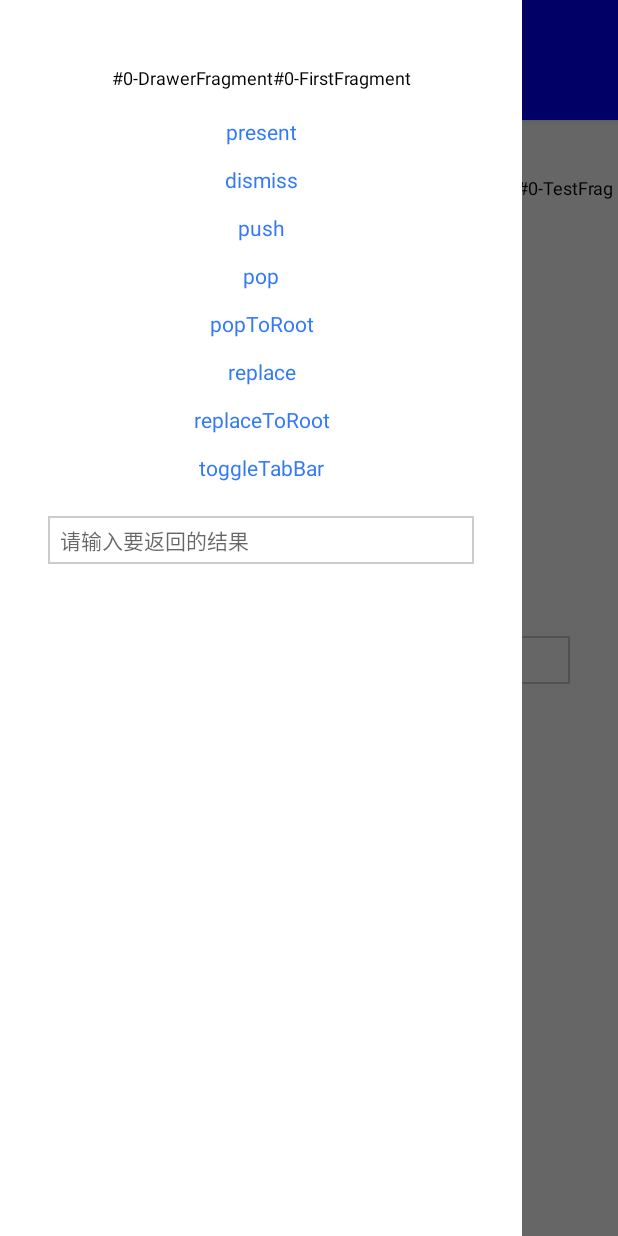
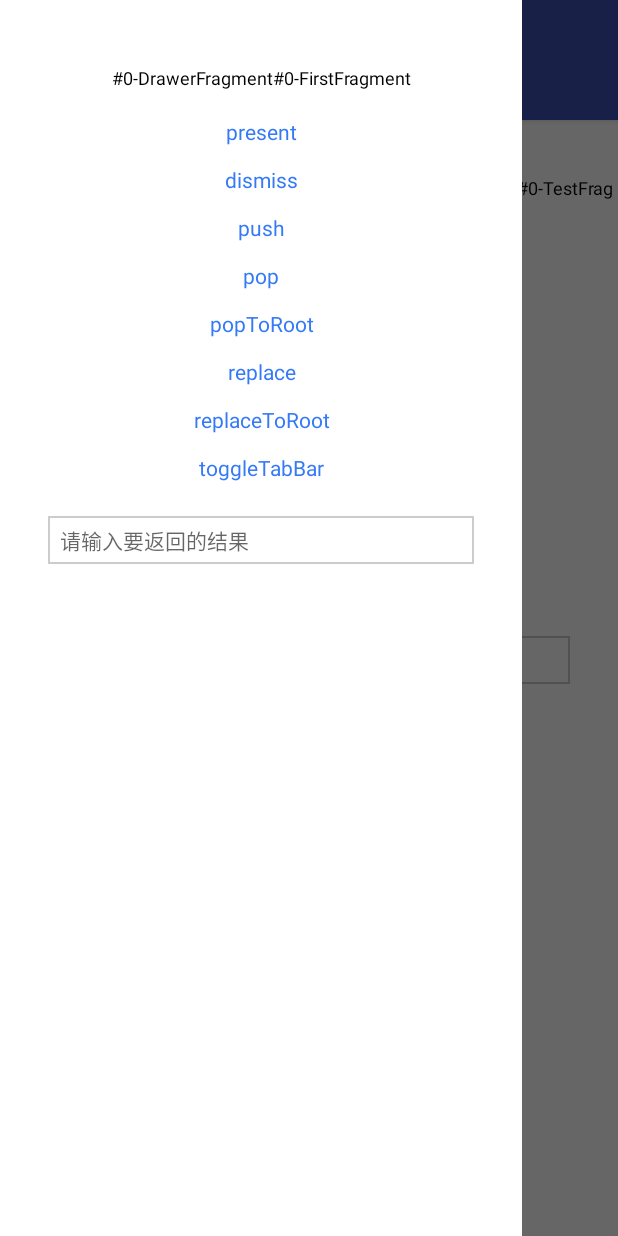
Before and after one commit to listenzz/AndroidNavigation, an Android app: the screen it shows after launch (MainActivity), with the side drawer open, on a phone screen of 412 x 824 dp. Run offline under Robolectric (Android 15) with nearby library versions, the phone set to English and light mode, and no system bars; libraries missing offline, so code that uses them is left out: com.ashokvarma.bottomnavigation; 17 statements that could not run were skipped.

Commit message:
make BottomNavigationBar configurable

```diff
--- a/app/src/main/java/com/navigation/MainActivity.java
+++ b/app/src/main/java/com/navigation/MainActivity.java
@@ -23,12 +23,12 @@ public class MainActivity extends AwesomeActivity {
             TestFragment testFragment = new TestFragment();
             NavigationFragment navigation = new NavigationFragment();
             navigation.setRootFragment(testFragment);
-            navigation.setTabBarItem(new TabBarItem("ic_home_white_24dp", "Home", true));
+            navigation.setTabBarItem(new TabBarItem("ic_home_white_24dp", "Home"));
 
             TestStatusBarFragment testStatusBarFragment = new TestStatusBarFragment();
             NavigationFragment statusBar = new NavigationFragment();
             statusBar.setRootFragment(testStatusBarFragment);
-            statusBar.setTabBarItem(new TabBarItem("ic_discover_white_24dp", "Status", true));
+            statusBar.setTabBarItem(new TabBarItem("ic_discover_white_24dp", "Status"));
 
             TabBarFragment tabBarFragment = new TabBarFragment();
             tabBarFragment.setFragments(navigation, statusBar);
@@ -43,7 +43,9 @@ public class MainActivity extends AwesomeActivity {
 
     @Override
     protected void onCustomStyle(Style style) {
-        style.setToolBarBackgroundColor(Color.BLUE);
+        style.setStatusBarColor(Color.parseColor("#303F9F"));
+        style.setToolBarBackgroundColor(Color.parseColor("#3F51B5"));
         style.setTitleGravity(Gravity.CENTER);
+        // style.setBottomBarBackgroundColor("#3F51B5");
     }
 }
--- a/app/src/main/java/com/navigation/TestFragment.java
+++ b/app/src/main/java/com/navigation/TestFragment.java
@@ -12,6 +12,7 @@ import android.widget.TextView;
 import com.navigation.fragment.AwesomeFragment;
 import com.navigation.fragment.BarStyle;
 import com.navigation.fragment.NavigationFragment;
+import com.navigation.fragment.Style;
 import com.navigation.fragment.TabBarFragment;
 
 /**
@@ -156,8 +157,8 @@ public class TestFragment extends AwesomeFragment {
     }
 
     @Override
-    protected BarStyle preferredStatusBarStyle() {
-        return BarStyle.DarkContent;
+    protected void onCustomStyle(Style style) {
+        style.setToolBarStyle(BarStyle.DarkContent);
     }
 
 }
--- a/app/src/main/java/com/navigation/TestStatusBarFragment.java
+++ b/app/src/main/java/com/navigation/TestStatusBarFragment.java
@@ -8,8 +8,10 @@ import android.view.ViewGroup;
 import android.widget.TextView;
 
 import com.navigation.fragment.AwesomeFragment;
+import com.navigation.fragment.BarStyle;
 import com.navigation.fragment.DrawerFragment;
 import com.navigation.fragment.NavigationFragment;
+import com.navigation.fragment.Style;
 
 /**
  * Created by listen on 2018/1/12.
@@ -76,4 +78,15 @@ public class TestStatusBarFragment extends AwesomeFragment {
         super.onActivityCreated(savedInstanceState);
         setTitle("状态栏");
     }
+
+    @Override
+    protected void onCustomStyle(Style style) {
+        style.setToolBarStyle(BarStyle.LightContent);
+    }
+
+    @Override
+    protected boolean hidesBottomBarWhenPushed() {
+        return false;
+    }
+
 }
--- a/app/src/main/java/com/navigation/fragment/AwesomeFragment.java
+++ b/app/src/main/java/com/navigation/fragment/AwesomeFragment.java
@@ -65,7 +65,7 @@ public class AwesomeFragment extends Fragment implements FragmentManager.OnBackS
 
     private LifecycleDelegate lifecycleDelegate = new LifecycleDelegate(this);
 
-    private Style style;
+    protected Style style;
 
     @Override
     public void onAttach(Context context) {
@@ -454,7 +454,7 @@ public class AwesomeFragment extends Fragment implements FragmentManager.OnBackS
         if (childFragmentForStatusBarStyle != null) {
             return childFragmentForStatusBarStyle.preferredStatusBarStyle();
         }
-        return BarStyle.LightContent;
+        return style.getToolBarStyle();
     }
 
     protected boolean preferredStatusBarHidden() {
@@ -630,7 +630,7 @@ public class AwesomeFragment extends Fragment implements FragmentManager.OnBackS
 
     // ------ NavigationFragment -----
 
-    public boolean hidesBottomBarWhenPushed() {
+    protected boolean hidesBottomBarWhenPushed() {
         return true;
     }
 
@@ -639,7 +639,7 @@ public class AwesomeFragment extends Fragment implements FragmentManager.OnBackS
         return navigationFragment.getRootFragment().hidesBottomBarWhenPushed();
     }
 
-    protected void handleHideBottomBarWhenPushed(int transit, boolean enter, PresentAnimation animation) {
+    void handleHideBottomBarWhenPushed(int transit, boolean enter, PresentAnimation animation) {
         // handle hidesBottomBarWhenPushed
         if (!isContainer()) {
             NavigationFragment navigationFragment = getNavigationFragment();
--- a/app/src/main/java/com/navigation/fragment/Style.java
+++ b/app/src/main/java/com/navigation/fragment/Style.java
@@ -26,17 +26,18 @@ public class Style implements Cloneable {
     private int toolBarBackgroundColor = INVALID_COLOR;
     private int toolBarTintColor = INVALID_COLOR;
     private int titleTextColor = INVALID_COLOR;
-    private int titleTextSize = 18;
+    private int titleTextSize = 17;
     private float elevation = -1;
     private Drawable shadow = defaultShadow;
 
     private int titleGravity = Gravity.START;
 
     private int toolBarButtonItemTintColor = INVALID_COLOR;
-    private int toolBarButtonItemTextSize = 16;
+    private int toolBarButtonItemTextSize = 15;
 
-    private String bottomBarBackgroundColor;
-    private String bottomBarButtonItemTintColor;
+    private String bottomBarBackgroundColor = "#FFFFFF";
+    private String bottomBarActiveColor = null;
+    private String bottomBarInActiveColor = null;
     private Drawable bottomBarShadow = defaultShadow;
 
     // ------ screen ------
@@ -59,12 +60,20 @@ public class Style implements Cloneable {
         return bottomBarBackgroundColor;
     }
 
-    public void setBottomBarButtonItemTintColor(String bottomBarButtonItemTintColor) {
-        this.bottomBarButtonItemTintColor = bottomBarButtonItemTintColor;
+    public void setBottomBarActiveColor(String bottomBarActiveColor) {
+        this.bottomBarActiveColor = bottomBarActiveColor;
     }
 
-    public String getBottomBarButtonItemTintColor() {
-        return bottomBarButtonItemTintColor;
+    public String getBottomBarActiveColor() {
+        return bottomBarActiveColor;
+    }
+
+    public String getBottomBarInActiveColor() {
+        return bottomBarInActiveColor;
+    }
+
+    public void setBottomBarInActiveColor(String bottomBarInActiveColor) {
+        this.bottomBarInActiveColor = bottomBarInActiveColor;
     }
 
     // ------- toolBar ---------
--- a/app/src/main/java/com/navigation/fragment/TabBarFragment.java
+++ b/app/src/main/java/com/navigation/fragment/TabBarFragment.java
@@ -1,5 +1,6 @@
 package com.navigation.fragment;
 
+import android.graphics.drawable.ColorDrawable;
 import android.graphics.drawable.Drawable;
 import android.os.Bundle;
 import android.support.annotation.AnimRes;
@@ -15,6 +16,7 @@ import android.view.View;
 import android.view.ViewGroup;
 import android.view.animation.Animation;
 import android.view.animation.AnimationUtils;
+
 import com.ashokvarma.bottomnavigation.BottomNavigationBar;
 import com.ashokvarma.bottomnavigation.BottomNavigationItem;
 import com.ashokvarma.bottomnavigation.TextBadgeItem;
@@ -165,11 +167,17 @@ public class TabBarFragment extends AwesomeFragment {
         for (int i = 0, size = fragments.size(); i < size; i++) {
             AwesomeFragment fragment = fragments.get(i);
             TabBarItem tabBarItem = fragment.getTabBarItem();
-            Drawable icon = null;
-            if (tabBarItem.icon != null) {
-                icon = DrawableUtils.fromUri(getContext(), tabBarItem.icon);
+            BottomNavigationItem bottomNavigationItem;
+            if (tabBarItem != null) {
+                Drawable icon = new ColorDrawable();
+                if (tabBarItem.icon != null) {
+                    icon = DrawableUtils.fromUri(getContext(), tabBarItem.icon);
+                }
+                bottomNavigationItem = new BottomNavigationItem(icon, tabBarItem.title);
+            } else {
+                bottomNavigationItem = new BottomNavigationItem(new ColorDrawable(), "Tab");
             }
-            BottomNavigationItem bottomNavigationItem = new BottomNavigationItem(icon, tabBarItem.title);
+
             TextBadgeItem textBadgeItem = new TextBadgeItem();
             textBadgeItem.setBackgroundColor("#FF3B30");
             bottomNavigationItem.setBadgeItem(textBadgeItem);
@@ -237,7 +245,17 @@ public class TabBarFragment extends AwesomeFragment {
     }
 
     protected void onBottomBarInitialise(BottomBar bottomBar) {
+        bottomBar.setBarBackgroundColor(style.getBottomBarBackgroundColor());
 
+        if (style.getBottomBarActiveColor() != null) {
+            bottomBar.setActiveColor(style.getBottomBarActiveColor());
+        }
+
+        if (style.getBottomBarInActiveColor() != null) {
+            bottomBar.setInActiveColor(style.getBottomBarInActiveColor());
+        }
+
+        bottomBar.setShadow(style.getBottomBarShadow());
     }
 
     public void setBadge(final int index, final String text) {
--- a/app/src/main/java/com/navigation/fragment/TabBarItem.java
+++ b/app/src/main/java/com/navigation/fragment/TabBarItem.java
@@ -13,12 +13,9 @@ public class TabBarItem implements Parcelable {
 
     public String icon;
 
-    public boolean hideTabBarWhenPush;
-
-    public TabBarItem(String iconUri, String title, boolean hideTabBarWhenPush) {
+    public TabBarItem(String iconUri, String title) {
         this.icon = iconUri;
         this.title = title;
-        this.hideTabBarWhenPush = hideTabBarWhenPush;
     }
 
     @Override
@@ -30,13 +27,11 @@ public class TabBarItem implements Parcelable {
     public void writeToParcel(Parcel dest, int flags) {
         dest.writeString(this.title);
         dest.writeString(this.icon);
-        dest.writeByte(this.hideTabBarWhenPush ? (byte) 1 : (byte) 0);
     }
 
     protected TabBarItem(Parcel in) {
         this.title = in.readString();
         this.icon = in.readString();
-        this.hideTabBarWhenPush = in.readByte() != 0;
     }
 
     public static final Creator<TabBarItem> CREATOR = new Creator<TabBarItem>() {
```
